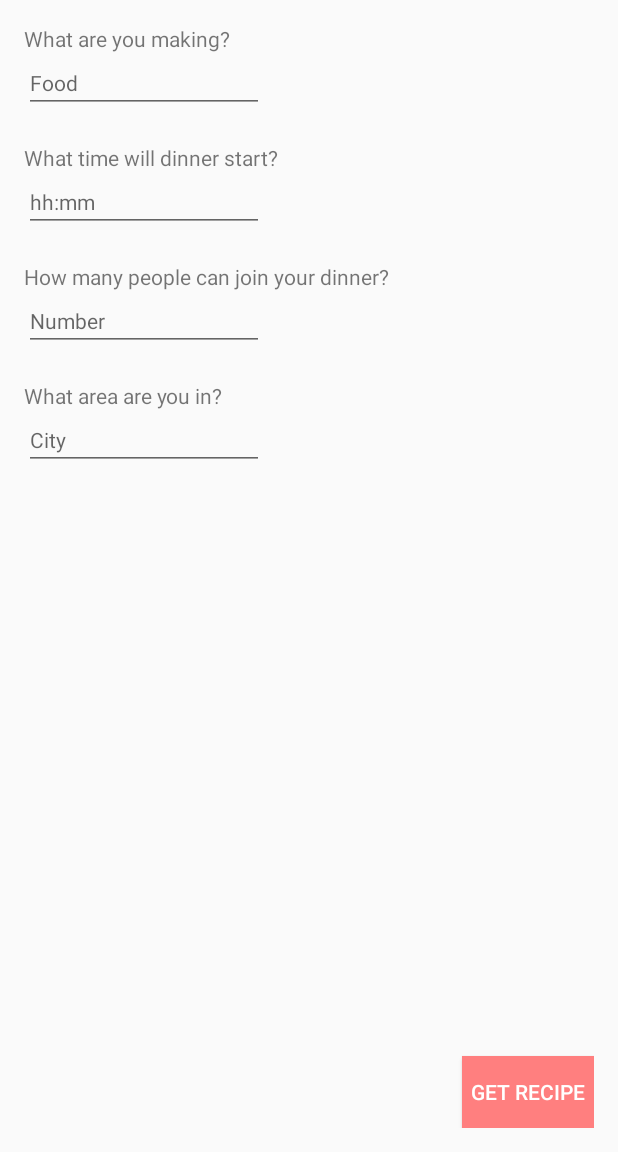
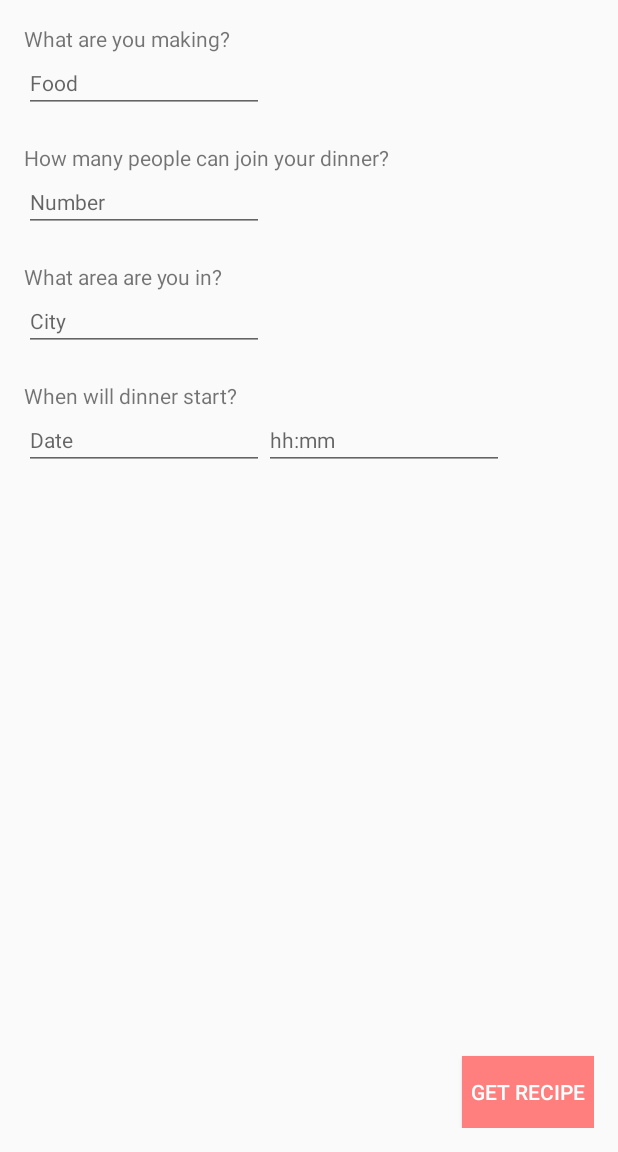
Before and after one commit to tirzaelise/Meet-Eat, an Android app: the screen it shows after launch (MainActivity), after a tap on "COOKING", on a phone screen of 412 x 824 dp, the part 84-1236 px from its top. Run offline under Robolectric (Android 15) with nearby library versions, the phone set to English and light mode, and no system bars; our stand-ins replace Firebase (no records; nobody signed in at launch, a user with empty details on screens opened directly).

Commit message:
created a calendar picker popup for cook fragment

```diff
--- a/Meet-Eat/app/src/main/java/nl/mprog/meeteat/CookFragment.java
+++ b/Meet-Eat/app/src/main/java/nl/mprog/meeteat/CookFragment.java
@@ -1,14 +1,20 @@
 package nl.mprog.meeteat;
 
 import android.app.Activity;
+import android.app.DatePickerDialog;
 import android.app.Fragment;
 import android.os.Bundle;
 import android.util.Log;
 import android.view.LayoutInflater;
 import android.view.View;
 import android.view.ViewGroup;
+import android.widget.DatePicker;
 import android.widget.EditText;
 import android.widget.Toast;
+
+import java.text.SimpleDateFormat;
+import java.util.Calendar;
+import java.util.Locale;
 
 import static org.apache.commons.lang3.text.WordUtils.capitalizeFully;
 
@@ -35,6 +41,7 @@ public class CookFragment extends Fragment implements View.OnClickListener {
 
         if (rootView != null) {
             rootView.findViewById(R.id.addButton).setOnClickListener(this);
+            calendarPopUp();
         }
     }
 
@@ -56,6 +63,41 @@ public class CookFragment extends Fragment implements View.OnClickListener {
             food = food.replace(" ", "&nbsp;");
             toRecipeResultFragment();
         }
+    }
+
+    /** Creates a pop up with a calendar so that the user can easily pick a date. */
+    private void calendarPopUp() {
+        final Calendar calendar = Calendar.getInstance();
+
+        DatePickerDialog.OnDateSetListener date = new DatePickerDialog.OnDateSetListener() {
+            @Override
+            public void onDateSet(DatePicker view, int year, int month, int dayOfMonth) {
+                calendar.set(Calendar.YEAR, year);
+                calendar.set(Calendar.MONTH, month);
+                calendar.set(Calendar.DAY_OF_MONTH, dayOfMonth);
+                updateEditText(calendar);
+            }
+        };
+        setDateListener(calendar, date);
+    }
+
+    /** Updates the word 'Date' in the EditText to the date that was picked. */
+    private void updateEditText(Calendar calendar) {
+        String format = "dd/MM/yy";
+        SimpleDateFormat date = new SimpleDateFormat(format, Locale.UK);
+        ((EditText) rootView.findViewById(R.id.giveDate)).setText(date.format(calendar.getTime()));
+    }
+
+    /** Sets a listener on the EditText so tht a date can be picked when the EditText is clicked. */
+    private void setDateListener(final Calendar calendar,
+                                 final DatePickerDialog.OnDateSetListener date) {
+        rootView.findViewById(R.id.giveDate).setOnClickListener(new View.OnClickListener() {
+            @Override
+            public void onClick(View v) {
+                new DatePickerDialog(activity, date, calendar.get(Calendar.YEAR),
+                        calendar.get(Calendar.MONTH), calendar.get(Calendar.DAY_OF_MONTH)).show();
+            }
+        });
     }
 
     /** Checks if a start time corresponds to the format hh:mm */
--- a/Meet-Eat/app/src/main/res/layout/fragment_cook.xml
+++ b/Meet-Eat/app/src/main/res/layout/fragment_cook.xml
@@ -29,7 +29,7 @@
         android:hint="@string/food"
         android:id="@+id/giveFood"/>
 
-    <TextView
+ <!-->   <TextView
         android:text="@string/whatTime"
         android:layout_width="wrap_content"
         android:layout_height="wrap_content"
@@ -37,21 +37,13 @@
         android:layout_marginTop="20dp"
         android:id="@+id/whatTime"/>
 
-    <EditText
-        android:layout_width="wrap_content"
-        android:layout_height="wrap_content"
-        android:layout_below="@+id/whatTime"
-        android:inputType="time"
-        android:textSize="14sp"
-        android:hint="@string/timeHint"
-        android:ems="10"
-        android:id="@+id/giveTime" />
+</-->
 
     <TextView
         android:text="@string/howManyPeople"
         android:layout_width="wrap_content"
         android:layout_height="wrap_content"
-        android:layout_below="@id/giveTime"
+        android:layout_below="@id/giveFood"
         android:layout_marginTop="20dp"
         android:id="@+id/howManyPeople"/>
 
@@ -83,6 +75,36 @@
         android:ems="10"
         android:id="@+id/giveArea" />
 
+    <TextView
+        android:text="When will dinner start?"
+        android:layout_width="wrap_content"
+        android:layout_height="wrap_content"
+        android:layout_below="@id/giveArea"
+        android:layout_marginTop="20dp"
+        android:id="@+id/whatTime"/>
+
+    <EditText
+        android:layout_width="wrap_content"
+        android:layout_height="wrap_content"
+        android:layout_below="@+id/whatTime"
+        android:inputType="date"
+        android:textSize="14sp"
+        android:hint="@string/date"
+        android:ems="10"
+        android:focusable="false"
+        android:id="@+id/giveDate" />
+
+    <EditText
+        android:layout_width="wrap_content"
+        android:layout_height="wrap_content"
+        android:layout_below="@+id/whatTime"
+        android:layout_toEndOf="@id/giveDate"
+        android:inputType="time"
+        android:textSize="14sp"
+        android:hint="@string/timeHint"
+        android:ems="10"
+        android:id="@+id/giveTime" />
+
     <Button
         android:text="@string/getRecipe"
         android:layout_width="wrap_content"
@@ -92,4 +114,5 @@
         android:background="@color/colorPrimary"
         android:textColor="@android:color/white"
         android:id="@+id/addButton" />
+
 </RelativeLayout>
--- a/Meet-Eat/app/src/main/res/values/colors.xml
+++ b/Meet-Eat/app/src/main/res/values/colors.xml
@@ -2,5 +2,5 @@
 <resources>
     <color name="colorPrimary">#FF7F7F</color>
     <color name="colorPrimaryDark">#FF5F5F</color>
-    <color name="colorAccent">#35BEDC</color>
+    <color name="colorAccent">#808080</color>
 </resources>
--- a/Meet-Eat/app/src/main/res/values/styles.xml
+++ b/Meet-Eat/app/src/main/res/values/styles.xml
@@ -5,7 +5,7 @@
         <!-- Customize your theme here. -->
         <item name="colorPrimary">#FF7F7F</item>
         <item name="colorPrimaryDark">#FF5F5F</item>
-        <item name="colorAccent">#35BEDC</item>
+        <item name="colorAccent">#808080</item>
     </style>
 
     <style name="AppTheme.NoActionBar">
```
